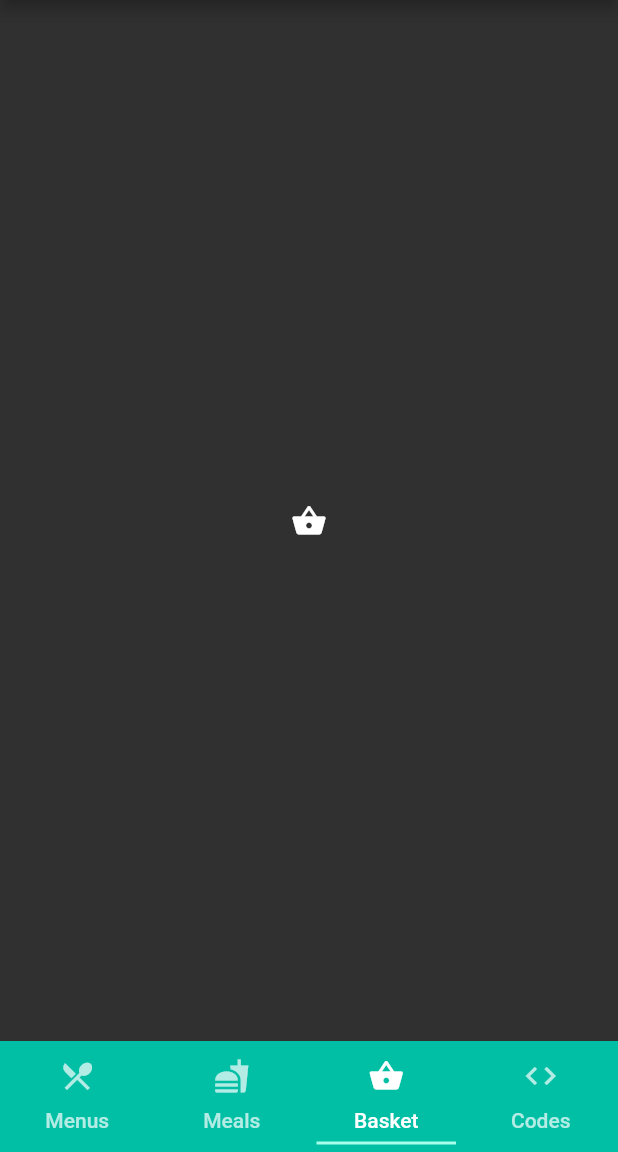
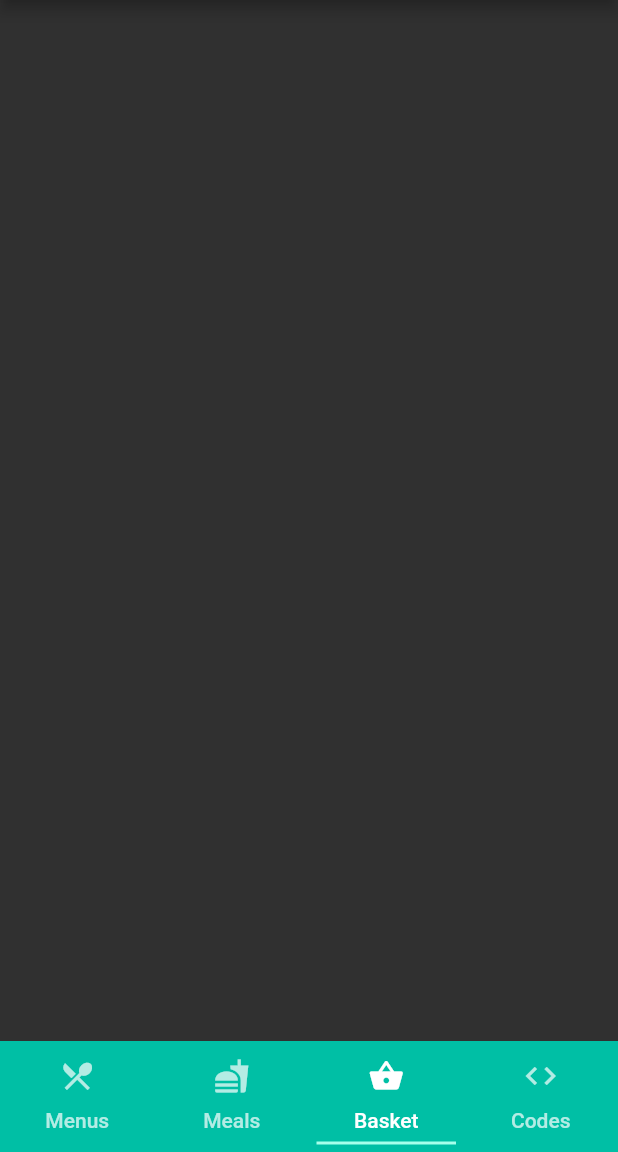
Before and after one commit to htl-anichstrasse/sokka, a Flutter app: the screen it shows after launch, item 3 of the bottom bar chosen, on a phone screen of 412 x 824 dp, the part 84-1236 px from its top. Run offline on Flutter 3.47's test engine with Material 2 defaults, Android fonts, the phone set to English and light mode, and no system bars; Roboto replaces fonts that are missing (FiraCode).

Commit message:
push so i can work on my desktop lol

```diff
--- /dev/null
+++ b/client/lib/handlers/basket_handler/basket_handler.dart
@@ -0,0 +1,36 @@
+import 'package:flutter/material.dart';
+import 'package:client/models/menu.dart';
+import 'package:client/models/meal.dart';
+
+class BasketHandler {
+    static BasketHandler _instance;
+    List _basket;
+
+    BasketHandler() {
+        if (BasketHandler._instance != null) {
+            throw new Exception('[Basket]: Handler has already been instantiated!');
+        }
+        _instance = this;
+        this._basket = [];
+    }
+
+    static BasketHandler getInstance() {
+        if (BasketHandler._instance != null) {
+            return BasketHandler._instance;
+        }
+        BasketHandler._instance = new BasketHandler();
+        return BasketHandler._instance;
+    }
+
+    List getBasket() {
+        return this._basket;
+    }
+
+    void appendMenuToBasket(final Menu menu) {
+        this._basket.add(menu);
+    }
+
+    void appendMealToBasket(final Meal meal) {
+        this._basket.add(meal);
+    }
+}
--- a/client/lib/handlers/menu_handler/menu_handler.dart
+++ b/client/lib/handlers/menu_handler/menu_handler.dart
@@ -9,10 +9,17 @@ class MenuHandler {
             throw new Exception('Handler has already been instantiated!');
         }
         _instance = this;
-        this._menus = [];
+        this._menus = [
+            new Menu(0, false, 'Veggie', 'Green salad', 'Spring rolls', 'Vanilla muffin', 4.50),
+            new Menu(1, false, 'Meat Love', 'Chicken soup with croutons', 'Meat loaf', 'Chocolate molten lava cake', 5.50),
+        ];
     }
 
     static MenuHandler getInstance() {
+        if (MenuHandler._instance != null) {
+            return MenuHandler._instance;
+        }
+        MenuHandler._instance = new MenuHandler();
         return MenuHandler._instance;
     }
 
--- /dev/null
+++ b/client/lib/views/basket/basket_view.dart
@@ -0,0 +1,25 @@
+import 'package:client/handlers/basket_handler/basket_handler.dart';
+import 'package:flutter/cupertino.dart';
+import 'package:flutter/material.dart';
+import 'package:client/models/menu.dart';
+
+class Basket extends StatefulWidget {
+    @override
+    _BasketState createState() => _BasketState();
+}
+
+class _BasketState extends State<Basket> {
+    @override
+    Widget build(BuildContext context) {
+        return new ListView.builder(
+            itemCount: BasketHandler.getInstance().getBasket().length,
+            itemBuilder: (BuildContext context, int index) => new Card(
+                child: new ListTile(
+                    leading: BasketHandler.getInstance().getBasket()[index] is Menu ? Icon(Icons.restaurant) : Icon(Icons.fastfood),
+                    title: new Text('${BasketHandler.getInstance().getBasket()[index].getTitle}'),
+                    trailing: new Icon(Icons.remove_shopping_cart),
+                ),
+            ),
+        );
+    }
+}
--- a/client/lib/views/menu/menu_panel.dart
+++ b/client/lib/views/menu/menu_panel.dart
@@ -1,5 +1,6 @@
 import 'package:flutter/material.dart';
 import 'package:client/models/menu.dart';
+import 'package:client/handlers/basket_handler/basket_handler.dart';
 
 /// ----------------------------------------------------------------------
 /// Render-Widget for displaying a menu as foldable expansion panel in the
@@ -75,9 +76,9 @@ class _MenuPanelState extends State<MenuPanel> {
                         ],
                     ),
                     new FlatButton.icon(
-                        onPressed: null,
-                        label: new Text('${menu.getPrice.toStringAsFixed(2)} €'),
-                        icon: new Icon(Icons.shopping_basket),
+                        onPressed: () => BasketHandler.getInstance().appendMenuToBasket(menu),
+                        label: new Text('${menu.getPrice.toStringAsFixed(2)} €', style: new TextStyle(color: Colors.grey),),
+                        icon: new Icon(Icons.shopping_basket, color: Colors.grey,),
                     ),
                 ],
             ),
--- a/client/lib/views/tab_controller.dart
+++ b/client/lib/views/tab_controller.dart
@@ -2,7 +2,9 @@ import 'package:flutter/material.dart';
 import 'package:client/models/menu.dart';
 import 'package:client/views/menu/menu_panel.dart';
 import 'package:client/handlers/menu_handler/menu_handler.dart';
+import 'package:client/handlers/basket_handler/basket_handler.dart';
 import 'package:client/views/account/account_view.dart';
+import 'package:client/views/basket/basket_view.dart';
 
 class HomeTabController extends StatefulWidget {
     @override
@@ -11,18 +13,6 @@ class HomeTabController extends StatefulWidget {
 
 class _HomeTabController extends State<HomeTabController> {
     final List<String> _days = ['Monday', 'Tuesday', 'Wednesday', 'Thursday', 'Friday', 'Saturday', 'Sunday'];
-
-    @override
-    void initState() {
-        super.initState();
-        final MenuHandler _menuHandler = new MenuHandler();
-        MenuHandler.getInstance().appendIterableToMenus(
-            [
-                new Menu(0, false, 'Veggie', 'Green salad', 'Spring rolls', 'Vanilla muffin', 4.50),
-                new Menu(1, false, 'Meat Love', 'Chicken soup with croutons', 'Meat loaf', 'Chocolate molten lava cake', 5.50),
-            ]
-        );
-    }
 
     @override
     Widget build(BuildContext context) {
@@ -88,7 +78,7 @@ class _HomeTabController extends State<HomeTabController> {
                         children: <Widget>[
                             new Container(
                                 child: new ListView.builder(
-                                    itemCount: MenuHandler.getInstance().getMenus().length, //MenuHandler.getInstance().getMenus().length,
+                                    itemCount: MenuHandler.getInstance().getMenus().length,
                                     itemBuilder: (BuildContext context, int index) => new MenuPanel(MenuHandler.getInstance().getMenus()[index])
                                 ),
                             ),
@@ -96,7 +86,8 @@ class _HomeTabController extends State<HomeTabController> {
                                 child: new Icon(Icons.fastfood, color: Colors.white),
                             ),
                             new Container(
-                                child: new Icon(Icons.shopping_basket, color: Colors.white),
+                                child: new Basket(),
+                                // new Icon(Icons.shopping_basket, color: Colors.white),
                             ),
                             new Container(
                                 child: new Icon(Icons.code, color: Colors.white),
```
